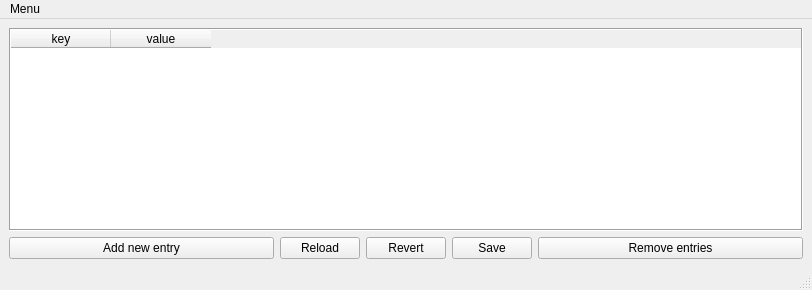
Before: the Qt Designer form src/mainwindow.ui in pjotrek-b/mercs, drawn with Qt 5.
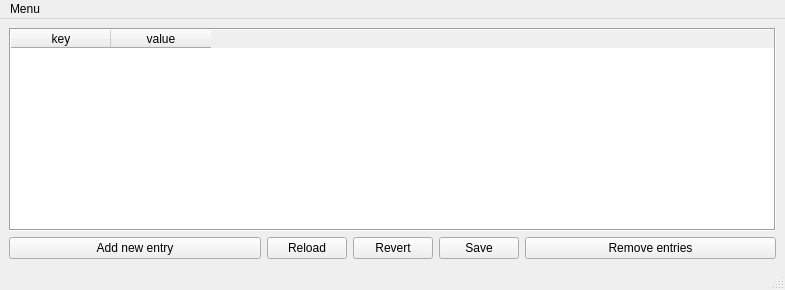
After: the same form once the commit is applied.

Commit message: Added (disabled) menu option to open file.

What changed in the file:
```diff
--- a/src/mainwindow.ui
+++ b/src/mainwindow.ui
@@ -6,7 +6,7 @@
    <rect>
     <x>0</x>
     <y>0</y>
-    <width>812</width>
+    <width>785</width>
     <height>290</height>
    </rect>
   </property>
@@ -123,7 +123,7 @@
     <rect>
      <x>0</x>
      <y>0</y>
-     <width>812</width>
+     <width>785</width>
      <height>21</height>
     </rect>
    </property>
```
Left out of the diff: 9 changed lines with no effect on the pictures.
